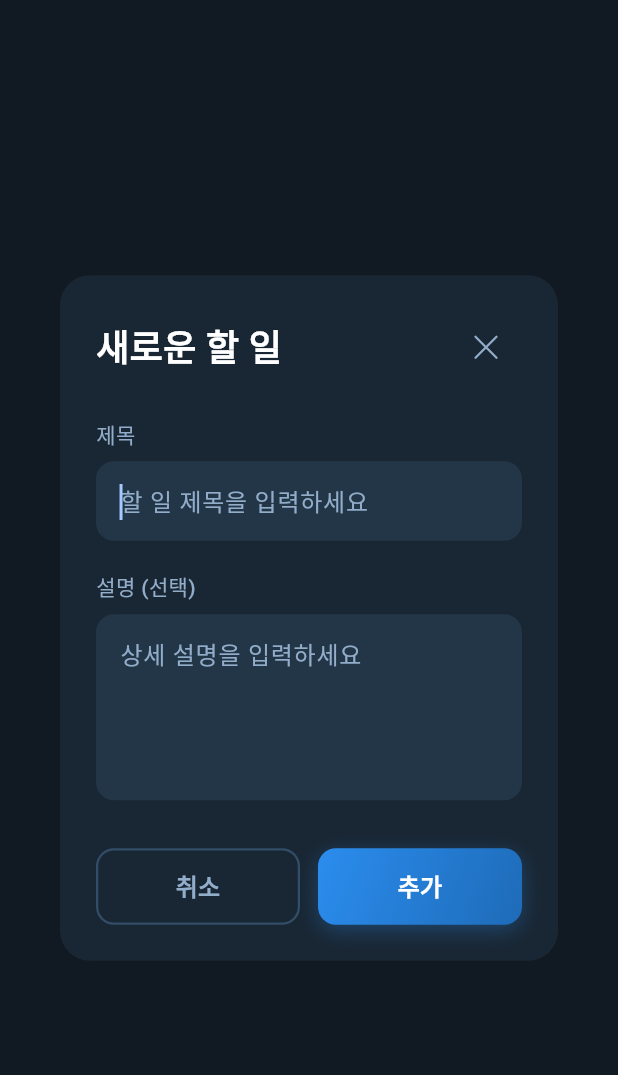
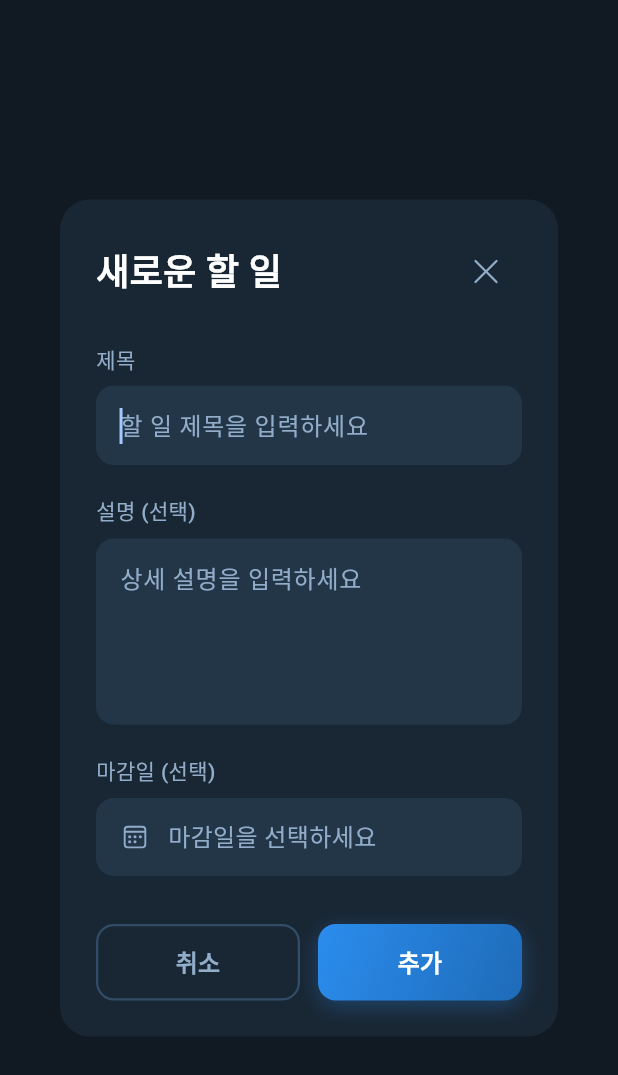
Before and after one commit to bluesky78060/flutter-todo, a Flutter app: the TodoFormDialog widget shown alone on an empty page, opened directly, after a tap on "추가", on a phone screen of 412 x 824 dp. Shown: the top 1075 px of the screen. Run offline on Flutter 3.47's test engine with Material 3 defaults, Android fonts, the phone set to English and light mode, and no system bars; our stand-ins replace drift, easy_localization, fluentui_system_icons, flutter_riverpod, fpdart, go_router and 3 more; accounts and stored records are empty; generated files the repository leaves out were written again.

Commit message:
feat: Add due date and time selection to todos
## New Features
- Added dueDate field to Todo entity
- Date and time picker in todo creation dialog
- Display due date on todo items with calendar icon
- Clear button to remove selected due date

## Technical Changes
- Updated Todo entity with nullable dueDate field
- Updated all repository layers (domain, data, remote, local)
- Added due_date column to Drift database schema
- Updated Supabase datasource to handle due_date
- Modified TodoFormDialog with date/time picker UI
- Updated CustomTodoItem to display due date
- Created SQL migration file for Supabase

## UI Improvements
- "마감일 (선택)" section with calendar icon
- Native Flutter date and time pickers
- Dark theme support for pickers
- Due date displayed in blue with YYYY-MM-DD HH:mm format

🤖 Generated with [Claude Code](https://claude.com/claude-code)

Co-Authored-By: Claude <noreply@anthropic.com>

```diff
--- a/lib/data/datasources/local/app_database.dart
+++ b/lib/data/datasources/local/app_database.dart
@@ -11,6 +11,7 @@ class Todos extends Table {
   BoolColumn get isCompleted => boolean().withDefault(const Constant(false))();
   DateTimeColumn get createdAt => dateTime()();
   DateTimeColumn get completedAt => dateTime().nullable()();
+  DateTimeColumn get dueDate => dateTime().nullable()();
 }
 
 // Users Table (for Auth)
--- a/lib/data/repositories/supabase_todo_repository.dart
+++ b/lib/data/repositories/supabase_todo_repository.dart
@@ -40,9 +40,9 @@ class SupabaseTodoRepository implements TodoRepository {
   }
 
   @override
-  Future<Either<Failure, int>> createTodo(String title, String description) async {
+  Future<Either<Failure, int>> createTodo(String title, String description, DateTime? dueDate) async {
     try {
-      await dataSource.createTodo(title, description);
+      await dataSource.createTodo(title, description, dueDate);
       return const Right(0); // Return dummy ID since Supabase handles ID generation
     } catch (e) {
       return Left(DatabaseFailure(e.toString()));
--- a/lib/data/repositories/todo_repository_impl.dart
+++ b/lib/data/repositories/todo_repository_impl.dart
@@ -46,7 +46,7 @@ class TodoRepositoryImpl implements TodoRepository {
 
   @override
   Future<Either<Failure, int>> createTodo(
-      String title, String description) async {
+      String title, String description, DateTime? dueDate) async {
     try {
       final id = await database.insertTodo(
         TodosCompanion(
@@ -54,6 +54,7 @@ class TodoRepositoryImpl implements TodoRepository {
           description: drift.Value(description),
           isCompleted: const drift.Value(false),
           createdAt: drift.Value(DateTime.now()),
+          dueDate: drift.Value(dueDate),
         ),
       );
       return Right(id);
@@ -72,6 +73,7 @@ class TodoRepositoryImpl implements TodoRepository {
         isCompleted: todo.isCompleted,
         createdAt: todo.createdAt,
         completedAt: todo.completedAt,
+        dueDate: todo.dueDate,
       );
       await database.updateTodo(dbTodo);
       return const Right(unit);
@@ -113,6 +115,7 @@ class TodoRepositoryImpl implements TodoRepository {
       isCompleted: todo.isCompleted,
       createdAt: todo.createdAt,
       completedAt: todo.completedAt,
+      dueDate: todo.dueDate,
     );
   }
 }
--- a/lib/domain/entities/todo.dart
+++ b/lib/domain/entities/todo.dart
@@ -5,6 +5,7 @@ class Todo {
   final bool isCompleted;
   final DateTime createdAt;
   final DateTime? completedAt;
+  final DateTime? dueDate;
 
   const Todo({
     required this.id,
@@ -13,6 +14,7 @@ class Todo {
     required this.isCompleted,
     required this.createdAt,
     this.completedAt,
+    this.dueDate,
   });
 
   Todo copyWith({
@@ -22,6 +24,7 @@ class Todo {
     bool? isCompleted,
     DateTime? createdAt,
     DateTime? completedAt,
+    DateTime? dueDate,
   }) {
     return Todo(
       id: id ?? this.id,
@@ -30,6 +33,7 @@ class Todo {
       isCompleted: isCompleted ?? this.isCompleted,
       createdAt: createdAt ?? this.createdAt,
       completedAt: completedAt ?? this.completedAt,
+      dueDate: dueDate ?? this.dueDate,
     );
   }
 }
--- a/lib/domain/repositories/todo_repository.dart
+++ b/lib/domain/repositories/todo_repository.dart
@@ -6,7 +6,7 @@ abstract class TodoRepository {
   Future<Either<Failure, List<Todo>>> getTodos();
   Future<Either<Failure, List<Todo>>> getFilteredTodos(String filter);
   Future<Either<Failure, Todo>> getTodoById(int id);
-  Future<Either<Failure, int>> createTodo(String title, String description);
+  Future<Either<Failure, int>> createTodo(String title, String description, DateTime? dueDate);
   Future<Either<Failure, Unit>> updateTodo(Todo todo);
   Future<Either<Failure, Unit>> deleteTodo(int id);
   Future<Either<Failure, Unit>> toggleCompletion(int id);
--- a/lib/presentation/providers/todo_providers.dart
+++ b/lib/presentation/providers/todo_providers.dart
@@ -51,9 +51,9 @@ class TodoActions {
   final Ref ref;
   TodoActions(this.ref);
 
-  Future<void> createTodo(String title, String description) async {
+  Future<void> createTodo(String title, String description, DateTime? dueDate) async {
     final repository = ref.read(todoRepositoryProvider);
-    final result = await repository.createTodo(title, description);
+    final result = await repository.createTodo(title, description, dueDate);
     result.fold(
       (failure) => throw Exception(failure),
       (_) => ref.invalidate(todosProvider),
--- a/lib/presentation/screens/todo_list_screen.dart
+++ b/lib/presentation/screens/todo_list_screen.dart
@@ -30,7 +30,7 @@ class _TodoListScreenState extends ConsumerState<TodoListScreen> {
     final text = _inputController.text.trim();
     if (text.isEmpty) return;
 
-    ref.read(todoActionsProvider).createTodo(text, '');
+    ref.read(todoActionsProvider).createTodo(text, '', null);
     _inputController.clear();
   }
 
--- a/lib/presentation/widgets/todo_form_dialog.dart
+++ b/lib/presentation/widgets/todo_form_dialog.dart
@@ -14,6 +14,7 @@ class TodoFormDialog extends ConsumerStatefulWidget {
 class _TodoFormDialogState extends ConsumerState<TodoFormDialog> {
   final _titleController = TextEditingController();
   final _descriptionController = TextEditingController();
+  DateTime? _selectedDueDate;
 
   @override
   void dispose() {
@@ -22,11 +23,68 @@ class _TodoFormDialogState extends ConsumerState<TodoFormDialog> {
     super.dispose();
   }
 
+  Future<void> _selectDate() async {
+    if (!mounted) return;
+
+    final DateTime? pickedDate = await showDatePicker(
+      context: context,
+      initialDate: _selectedDueDate ?? DateTime.now(),
+      firstDate: DateTime.now(),
+      lastDate: DateTime.now().add(const Duration(days: 365)),
+      builder: (context, child) {
+        return Theme(
+          data: ThemeData.dark().copyWith(
+            colorScheme: const ColorScheme.dark(
+              primary: AppColors.primaryBlue,
+              surface: AppColors.darkCard,
+            ),
+          ),
+          child: child!,
+        );
+      },
+    );
+
+    if (pickedDate != null && mounted) {
+      final TimeOfDay? pickedTime = await showTimePicker(
+        context: context,
+        initialTime: TimeOfDay.fromDateTime(_selectedDueDate ?? DateTime.now()),
+        builder: (context, child) {
+          return Theme(
+            data: ThemeData.dark().copyWith(
+              colorScheme: const ColorScheme.dark(
+                primary: AppColors.primaryBlue,
+                surface: AppColors.darkCard,
+              ),
+            ),
+            child: child!,
+          );
+        },
+      );
+
+      if (pickedTime != null && mounted) {
+        setState(() {
+          _selectedDueDate = DateTime(
+            pickedDate.year,
+            pickedDate.month,
+            pickedDate.day,
+            pickedTime.hour,
+            pickedTime.minute,
+          );
+        });
+      }
+    }
+  }
+
+  String _formatDueDate(DateTime date) {
+    return '${date.year}-${date.month.toString().padLeft(2, '0')}-${date.day.toString().padLeft(2, '0')} ${date.hour.toString().padLeft(2, '0')}:${date.minute.toString().padLeft(2, '0')}';
+  }
+
   Future<void> _save() async {
     if (_titleController.text.isEmpty) return;
     await ref.read(todoActionsProvider).createTodo(
           _titleController.text,
           _descriptionController.text,
+          _selectedDueDate,
         );
     if (mounted) Navigator.of(context).pop();
   }
@@ -152,6 +210,74 @@ class _TodoFormDialogState extends ConsumerState<TodoFormDialog> {
                 ),
               ],
             ),
+            const SizedBox(height: 20),
+
+            // Due Date Picker
+            Column(
+              crossAxisAlignment: CrossAxisAlignment.start,
+              children: [
+                const Text(
+                  '마감일 (선택)',
+                  style: TextStyle(
+                    color: AppColors.textGray,
+                    fontSize: 14,
+                    fontWeight: FontWeight.w500,
+                  ),
+                ),
+                const SizedBox(height: 8),
+                InkWell(
+                  onTap: _selectDate,
+                  borderRadius: BorderRadius.circular(12),
+                  child: Container(
+                    padding: const EdgeInsets.symmetric(
+                      horizontal: 16,
+                      vertical: 14,
+                    ),
+                    decoration: BoxDecoration(
+                      color: AppColors.darkInput,
+                      borderRadius: BorderRadius.circular(12),
+                    ),
+                    child: Row(
+                      children: [
+                        const Icon(
+                          FluentIcons.calendar_24_regular,
+                          color: AppColors.textGray,
+                          size: 20,
+                        ),
+                        const SizedBox(width: 12),
+                        Text(
+                          _selectedDueDate != null
+                              ? _formatDueDate(_selectedDueDate!)
+                              : '마감일을 선택하세요',
+                          style: TextStyle(
+                            color: _selectedDueDate != null
+                                ? AppColors.textWhite
+                                : AppColors.textGray,
+                            fontSize: 16,
+                          ),
+                        ),
+                        const Spacer(),
+                        if (_selectedDueDate != null)
+                          IconButton(
+                            onPressed: () {
+                              setState(() {
+                                _selectedDueDate = null;
+                              });
+                            },
+                            icon: const Icon(
+                              FluentIcons.dismiss_24_regular,
+                              color: AppColors.textGray,
+                              size: 18,
+                            ),
+                            padding: EdgeInsets.zero,
+                            constraints: const BoxConstraints(),
+                          ),
+                      ],
+                    ),
+                  ),
+                ),
+              ],
+            ),
             const SizedBox(height: 32),
 
             // Action Buttons
```
Also changed, not shown: lib/data/datasources/remote/supabase_datasource.dart (+6 -1 lines), lib/presentation/widgets/custom_todo_item.dart (+26 -0 lines), lib/data/datasources/local/app_database.g.dart, 1 other file.
